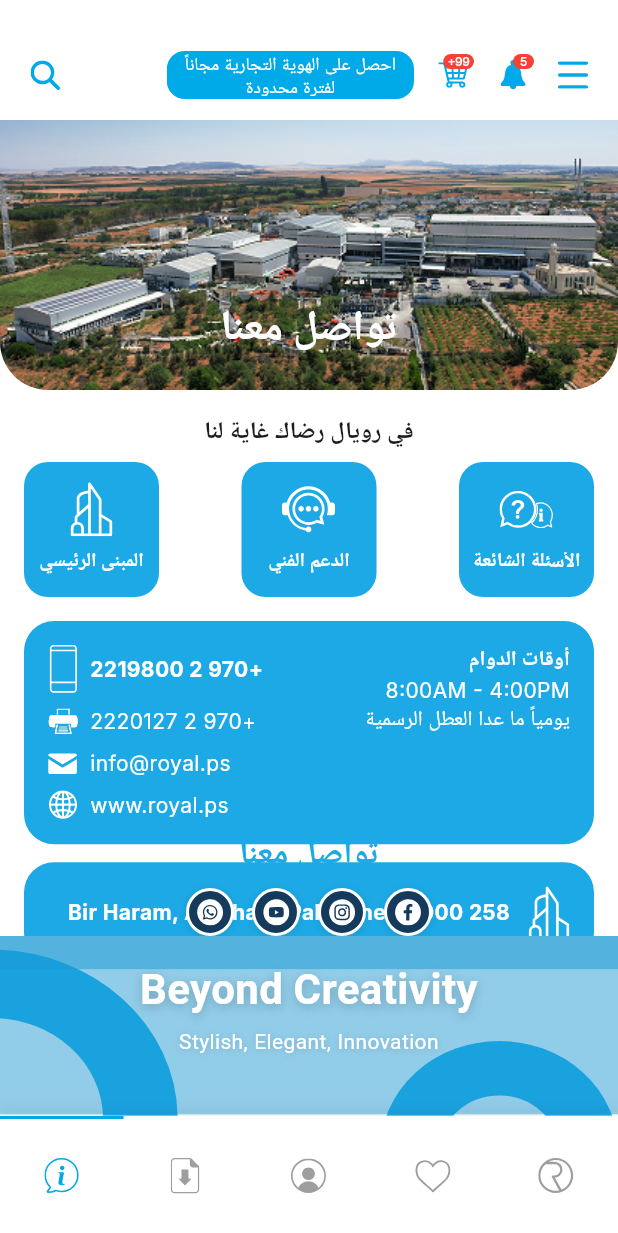
After one commit to YazanAK23/royal, a Flutter app: the InfoScreen screen opened by its route, on a phone screen of 412 x 824 dp. The commit adds this screen. Shown: the top 1233 px of the screen. Run offline on Flutter 3.47's test engine with Material 3 defaults, Android fonts, the phone set to English and light mode, and no system bars; our stand-ins replace flutter_riverpod, flutter_svg, google_fonts, shared_preferences; accounts and stored records are empty; Roboto replaces fonts that are missing (Cairo).

Commit message:
first info added

```diff
--- a/lib/core/routes/app_routes.dart
+++ b/lib/core/routes/app_routes.dart
@@ -18,6 +18,7 @@ import 'package:royal/screens/why%20Royal/why_join_royal_page.dart'; // Import W
 import 'package:royal/screens/profile/profile_screen.dart'; // Import ProfileScreen
 import 'package:royal/screens/profile/profile_edit_screen.dart'; // Import ProfileEditScreen
 import 'package:royal/screens/downloads/downloads_screen.dart'; // Import DownloadsScreen
+import 'package:royal/screens/info/info_screen.dart'; // Import InfoScreen
 
 
 class AppRoutes {
@@ -50,6 +51,7 @@ class AppRoutes {
   static const String profile = '/profile'; // Added profile route
   static const String profileEdit = '/profile-edit'; // Added profile edit route
   static const String downloads = '/downloads'; // Add downloads route name
+  static const String info = '/info'; // Added info screen route name
 
 
   // Route Map
@@ -78,6 +80,7 @@ class AppRoutes {
     profile: (context) => const ProfileScreen(), // Added profile screen route
     profileEdit: (context) => const ProfileEditScreen(), // Added profile edit screen route
     downloads: (context) => const DownloadsScreen(), // Add downloads route to map
+    info: (context) => const InfoScreen(), // Added info screen route
   };
 
   // Route Generator
--- a/lib/l10n/intl_ar.arb
+++ b/lib/l10n/intl_ar.arb
@@ -379,5 +379,41 @@
     "downloadsCatalogName": "اسم الكتالوج",
     "@downloadsCatalogName": {
         "description": "اسم الكتالوج في شبكة مركز التحميل"
+    },
+    "downloadsPreview": "معاينة",
+    "@downloadsPreview": {
+        "description": "Preview button in downloads popup"
+    },
+    "downloadsDownload": "تنزيل",
+    "@downloadsDownload": {
+        "description": "Download button in downloads popup"
+    },
+    "contactSubtitle": "في رويال رضاك غاية لنا",
+    "@contactSubtitle": {
+        "description": "Subtitle under contact us title in info screen"
+    },
+    "faqLabel": "الأسئلة الشائعة",
+    "@faqLabel": {
+        "description": "FAQ card label in info screen"
+    },
+    "supportLabel": "الدعم الفني",
+    "@supportLabel": {
+        "description": "Support card label in info screen"
+    },
+    "mainOfficeLabel": "المبنى الرئيسي",
+    "@mainOfficeLabel": {
+        "description": "Main office card label in info screen"
+    },
+    "workingHoursLabel": "أوقات الدوام",
+    "@workingHoursLabel": {
+        "description": "Working hours label in info screen"
+    },
+    "workingDaysLabel": "يومياً ما عدا العطل الرسمية",
+    "@workingDaysLabel": {
+        "description": "Working days label in info screen"
+    },
+    "addressLabel": "258 متر حرم الرامة، الخليل، فلسطين 90000",
+    "@addressLabel": {
+        "description": "Address label in info screen"
     }
 }
--- a/lib/l10n/intl_en.arb
+++ b/lib/l10n/intl_en.arb
@@ -471,5 +471,41 @@
     "downloadsCatalogName": "Catalog Name",
     "@downloadsCatalogName": {
         "description": "Label for catalog name in downloads grid"
+    },
+    "downloadsPreview": "Preview",
+    "@downloadsPreview": {
+        "description": "Preview button in downloads popup"
+    },
+    "downloadsDownload": "Download",
+    "@downloadsDownload": {
+        "description": "Download button in downloads popup"
+    },
+    "contactSubtitle": "At Royal, your satisfaction is our goal",
+    "@contactSubtitle": {
+        "description": "Subtitle under contact us title in info screen"
+    },
+    "faqLabel": "FAQ",
+    "@faqLabel": {
+        "description": "FAQ card label in info screen"
+    },
+    "supportLabel": "Support",
+    "@supportLabel": {
+        "description": "Support card label in info screen"
+    },
+    "mainOfficeLabel": "Main Office",
+    "@mainOfficeLabel": {
+        "description": "Main office card label in info screen"
+    },
+    "workingHoursLabel": "Working Hours",
+    "@workingHoursLabel": {
+        "description": "Working hours label in info screen"
+    },
+    "workingDaysLabel": "Everyday except official holidays",
+    "@workingDaysLabel": {
+        "description": "Working days label in info screen"
+    },
+    "addressLabel": "258m Haram Al-Rama, Hebron, Palestine 90000",
+    "@addressLabel": {
+        "description": "Address label in info screen"
     }
 }
--- a/lib/screens/downloads/downloads_screen.dart
+++ b/lib/screens/downloads/downloads_screen.dart
@@ -166,9 +166,69 @@ class _CategoryIcon extends StatelessWidget {
 }
 
 class _DownloadItem extends StatelessWidget {
+  void _showDownloadDialog(BuildContext context) {
+    showDialog(
+      context: context,
+      barrierDismissible: true,
+      builder: (context) {
+        return Dialog(
+          shape: RoundedRectangleBorder(borderRadius: BorderRadius.circular(24)),
+          backgroundColor: Colors.white,
+          child: Stack(
+            children: [
+              Padding(
+                padding: const EdgeInsets.symmetric(horizontal: 24, vertical: 28),
+                child: Row(
+                  mainAxisAlignment: MainAxisAlignment.spaceEvenly,
+                  children: [
+                    // Preview
+                    Column(
+                      mainAxisSize: MainAxisSize.min,
+                      children: [
+                        Icon(Icons.menu_book_outlined, size: 56, color: Color(0xFF17375E)),
+                        const SizedBox(height: 8),
+                        Text(S.of(context).downloadsPreview, style: TextStyle(fontSize: 16, color: Colors.black)),
+                      ],
+                    ),
+                    // Download
+                    Column(
+                      mainAxisSize: MainAxisSize.min,
+                      children: [
+                        Icon(Icons.picture_as_pdf, size: 56, color: Color(0xFFD32F2F)),
+                        const SizedBox(height: 8),
+                        Text(S.of(context).downloadsDownload, style: TextStyle(fontSize: 16, color: Colors.black)),
+                      ],
+                    ),
+                  ],
+                ),
+              ),
+              // Close button (top right)
+              Positioned(
+                top: 8,
+                right: 8,
+                child: GestureDetector(
+                  onTap: () => Navigator.of(context).pop(),
+                  child: Container(
+                    decoration: BoxDecoration(
+                      color: Colors.blue[100],
+                      shape: BoxShape.circle,
+                    ),
+                    child: const Icon(Icons.close, color: Colors.blue, size: 24),
+                  ),
+                ),
+              ),
+            ],
+          ),
+        );
+      },
+    );
+  }
+
   @override
   Widget build(BuildContext context) {
-    return Card(
+    return GestureDetector(
+      onTap: () => _showDownloadDialog(context),
+      child: Card(
         elevation: 2,
         shape: RoundedRectangleBorder(borderRadius: BorderRadius.circular(16)),
         child: Padding(
@@ -189,12 +249,17 @@ class _DownloadItem extends StatelessWidget {
               const SizedBox(height: 8),
               Text(
                 S.of(context).downloadsCatalogName,
-              style: Theme.of(context).textTheme.bodyLarge,
+                style: Theme.of(context).textTheme.bodyLarge?.copyWith(
+                  // Removed underline
+                  color: Theme.of(context).primaryColor,
+                  fontWeight: FontWeight.bold,
+                ),
                 textAlign: TextAlign.center,
               ),
             ],
           ),
         ),
+      ),
     );
   }
 }
--- a/lib/screens/home/home_screen.dart
+++ b/lib/screens/home/home_screen.dart
@@ -277,7 +277,7 @@ class _HomeScreenState extends ConsumerState<HomeScreen> {
           } else if (index == 3) {
             Navigator.of(context).pushReplacementNamed('/downloads');
           } else if (index == 4) {
-            Navigator.of(context).pushReplacementNamed('/information');
+            Navigator.of(context).pushReplacementNamed('/info');
           }
         },
       ),
--- /dev/null
+++ b/lib/screens/info/info_screen.dart
@@ -0,0 +1,445 @@
+// lib/screens/info_screen.dart
+import 'package:flutter/material.dart';
+import 'package:flutter_svg/flutter_svg.dart';
+import 'package:royal/generated/l10n.dart';
+import '../../widgets/custom_app_bar.dart';
+import '../../widgets/custom_bottom_nav_bar.dart';
+
+class InfoScreen extends StatelessWidget {
+  const InfoScreen({Key? key}) : super(key: key);
+
+  @override
+  Widget build(BuildContext context) {
+    return Scaffold(
+      appBar: const CustomAppBar(),
+      body: Stack(
+        children: [
+          Column(
+            children: [
+              Expanded(
+                child: SingleChildScrollView(
+                  padding: const EdgeInsets.only(bottom: 90),
+                  child: Column(
+                    children: [
+                      // Header image with overlay and title
+                      Stack(
+                        children: [
+                          ClipRRect(
+                            borderRadius: const BorderRadius.only(
+                              bottomLeft: Radius.circular(32),
+                              bottomRight: Radius.circular(32),
+                            ),
+                            child: Image.asset(
+                              'assets/images/appbar.png',
+                              fit: BoxFit.cover,
+                              width: double.infinity,
+                              height: 180,
+                            ),
+                          ),
+                          Positioned(
+                            left: 0,
+                            right: 0,
+                            bottom: 24,
+                            child: Center(
+                              child: Text(
+                                S.of(context).contactUsLabel,
+                                style: Theme.of(context)
+                                    .textTheme
+                                    .displayMedium
+                                    ?.copyWith(
+                                      color: Colors.white,
+                                      fontWeight: FontWeight.bold,
+                                      fontSize: 28,
+                                    ),
+                              ),
+                            ),
+                          ),
+                        ],
+                      ),
+
+                      const SizedBox(height: 16),
+
+                      // Subtitle
+                      Text(
+                        S.of(context).contactSubtitle,
+                        style: Theme.of(context)
+                            .textTheme
+                            .bodyLarge
+                            ?.copyWith(fontWeight: FontWeight.bold),
+                        textAlign: TextAlign.center,
+                      ),
+
+                      const SizedBox(height: 8),
+
+                      // Top 3 cards (FAQ, Support, Main Office)
+                      Padding(
+                        padding: const EdgeInsets.symmetric(horizontal: 16.0),
+                        child: Row(
+                          mainAxisAlignment: MainAxisAlignment.spaceBetween,
+                          children: [
+                            _InfoCard(
+                              icon: 'assets/icons/questions_icon.svg',
+                              label: S.of(context).faqLabel,
+                            ),
+                            _InfoCard(
+                              icon: 'assets/icons/support_icon.svg',
+                              label: S.of(context).supportLabel,
+                            ),
+                            _InfoCard(
+                              icon: 'assets/icons/Headquarter_icon.svg',
+                              label: S.of(context).mainOfficeLabel,
+                            ),
+                          ],
+                        ),
+                      ),
+
+                      const SizedBox(height: 16),
+
+                      // Contact Card
+                      Padding(
+                        padding: const EdgeInsets.symmetric(horizontal: 16.0),
+                        child: _ContactCard(),
+                      ),
+
+                      const SizedBox(height: 12),
+
+                      // Address Card
+                      Padding(
+                        padding: const EdgeInsets.symmetric(horizontal: 16.0),
+                        child: _AddressCard(),
+                      ),
+
+                      const SizedBox(height: 16),
+
+                      // Remove social media section from here
+
+                      const SizedBox(height: 48),
+                    ],
+                  ),
+                ),
+              ),
+            ],
+          ),
+          // Social Media Row positioned above the SVG
+          Positioned(
+            left: 0,
+            right: 0,
+            bottom: 120, // Height of SVG
+            child: Padding(
+              padding: const EdgeInsets.symmetric(vertical: 0), // Remove extra vertical padding
+              child: Column(
+                children: [
+                  // Add "تواصل معنا" text above icons
+                  Padding(
+                    padding: const EdgeInsets.only(bottom: 0),
+                    child: Text(
+                      'تواصل معنا',
+                      style: Theme.of(context)
+                          .textTheme
+                          .titleLarge
+                          ?.copyWith(
+                            fontWeight: FontWeight.bold,
+                            color: const Color(0xFF1CA9E5),
+                            fontSize: 22, // Minimized
+                            fontFamily: 'Cairo',
+                          ),
+                      textAlign: TextAlign.center,
+                    ),
+                  ),
+                  const SizedBox(height: 8), // Less space between text and icons
+                  Directionality(
+                    textDirection: TextDirection.rtl,
+                    child: Row(
+                      mainAxisAlignment: MainAxisAlignment.center,
+                      children: [
+                        _SocialIcon(
+                          icon: 'assets/icons/facebook_icon.svg',
+                          bgColor: Color(0xFF153A5B),
+                          border: true,
+                          size: 32, // Minimized
+                          iconSize: 18, // Minimized
+                        ),
+                        const SizedBox(width: 12), // Less space between icons
+                        _SocialIcon(
+                          icon: 'assets/icons/instagram_icon.svg',
+                          bgColor: Color(0xFF153A5B),
+                          border: true,
+                          size: 32,
+                          iconSize: 18,
+                        ),
+                        const SizedBox(width: 12),
+                        _SocialIcon(
+                          icon: 'assets/icons/youtube_icon.svg',
+                          bgColor: Color(0xFF153A5B),
+                          border: true,
+                          size: 32,
+                          iconSize: 18,
+                        ),
+                        const SizedBox(width: 12),
+                        _SocialIcon(
+                          icon: 'assets/icons/whatsapp_icon.svg',
+                          bgColor: Color(0xFF153A5B),
+                          border: true,
+                          size: 32,
+                          iconSize: 18,
+                        ),
+                      ],
+                    ),
+                  ),
+                ],
+              ),
+            ),
+          ),
+          // SVG positioned above the navbar
+          Positioned(
+            left: 0,
+            right: 0,
+            bottom: 0,
+            child: SvgPicture.asset(
+              'assets/images/bottom_nav_bar_image_info.svg',
+              width: double.infinity,
+              height: 120,
+              fit: BoxFit.fill,
+            ),
+          ),
+          // Text inside the SVG image area (now above the SVG in the stack)
+          Positioned(
+            left: 0,
+            right: 0,
+            bottom: 40, // Adjust as needed for vertical placement
+            child: Column(
+              children: [
+                Text(
+                  'Beyond Creativity',
+                  style: TextStyle(
+                    color: Colors.white,
+                    fontWeight: FontWeight.bold,
+                    fontSize: 28, // Minimized
+                    fontFamily: 'Cairo',
+                    shadows: [
+                      Shadow(
+                        blurRadius: 8,
+                        color: Colors.black.withOpacity(0.2),
+                        offset: Offset(0, 2),
+                      ),
+                    ],
+                  ),
+                  textAlign: TextAlign.center,
+                ),
+                SizedBox(height: 4),
+                Text(
+                  'Stylish, Elegant, Innovation',
+                  style: TextStyle(
+                    color: Colors.white,
+                    fontSize: 14, // Minimized
+                    fontFamily: 'Cairo',
+                    fontWeight: FontWeight.w400,
+                    shadows: [
+                      Shadow(
+                        blurRadius: 6,
+                        color: Colors.black.withOpacity(0.15),
+                        offset: Offset(0, 1),
+                      ),
+                    ],
+                  ),
+                  textAlign: TextAlign.center,
+                ),
+              ],
+            ),
+          ),
+        ],
+      ),
+      bottomNavigationBar: CustomBottomNavBar(
+        currentIndex: 4,
+        onTap: (index) {
+          // handle tab taps if needed
+        },
+      ),
+    );
+  }
+}
+
+class _InfoCard extends StatelessWidget {
+  final String icon;
+  final String label;
+  const _InfoCard({required this.icon, required this.label});
+
+  @override
+  Widget build(BuildContext context) {
+    return Directionality(
+      textDirection: TextDirection.rtl,
+      child: Container(
+        width: 90,
+        height: 90,
+        decoration: BoxDecoration(
+          color: const Color(0xFF1CA9E5),
+          borderRadius: BorderRadius.circular(16),
+        ),
+        child: Column(
+          mainAxisAlignment: MainAxisAlignment.center,
+          children: [
+            SvgPicture.asset(icon, width: 36, height: 36, color: Colors.white),
+            const SizedBox(height: 8),
+            Text(
+              label,
+              style: const TextStyle(fontSize: 13, fontWeight: FontWeight.bold, color: Colors.white),
+              textAlign: TextAlign.center,
+            ),
+          ],
+        ),
+      ),
+    );
+  }
+}
+
+class _ContactCard extends StatelessWidget {
+  @override
+  Widget build(BuildContext context) {
+    return Directionality(
+      textDirection: TextDirection.rtl,
+      child: Container(
+        padding: const EdgeInsets.all(16),
+        decoration: BoxDecoration(
+          color: const Color(0xFF1CA9E5),
+          borderRadius: BorderRadius.circular(20),
+        ),
+        child: Row(
+          crossAxisAlignment: CrossAxisAlignment.start,
+          children: [
+            // Working hours (right side in RTL)
+            Column(
+              crossAxisAlignment: CrossAxisAlignment.start,
+              children: [
+                Text(
+                  S.of(context).workingHoursLabel,
+                  style: const TextStyle(color: Colors.white, fontWeight: FontWeight.bold),
+                ),
+                const Text('8:00AM - 4:00PM', style: TextStyle(color: Colors.white)),
+                Text(
+                  S.of(context).workingDaysLabel,
+                  style: const TextStyle(color: Colors.white),
+                ),
+              ],
+            ),
+            const SizedBox(width: 16),
+            // Contact info (left side in RTL)
+            Expanded(
+              child: Column(
+                crossAxisAlignment: CrossAxisAlignment.end,
+                children: [
+                  Row(
+                    mainAxisAlignment: MainAxisAlignment.end,
+                    children: [
+                      const Text('+970 2 2219800', style: TextStyle(color: Colors.white, fontWeight: FontWeight.bold)),
+                      const SizedBox(width: 8),
+                      SvgPicture.asset('assets/icons/mobile_icon.svg', width: 20, color: Colors.white),
+                    ],
+                  ),
+                  const SizedBox(height: 8),
+                  Row(
+                    mainAxisAlignment: MainAxisAlignment.end,
+                    children: [
+                      const Text('+970 2 2220127', style: TextStyle(color: Colors.white)),
+                      const SizedBox(width: 8),
+                      SvgPicture.asset('assets/icons/printer_icon.svg', width: 20, color: Colors.white),
+                    ],
+                  ),
+                  const SizedBox(height: 8),
+                  Row(
+                    mainAxisAlignment: MainAxisAlignment.end,
+                    children: [
+                      const Text('info@royal.ps', style: TextStyle(color: Colors.white)),
+                      const SizedBox(width: 8),
+                      SvgPicture.asset('assets/icons/mail_icon.svg', width: 20, color: Colors.white),
+                    ],
+                  ),
+                  const SizedBox(height: 8),
+                  Row(
+                    mainAxisAlignment: MainAxisAlignment.end,
+                    children: [
+                      const Text('www.royal.ps', style: TextStyle(color: Colors.white)),
+                      const SizedBox(width: 8),
+                      SvgPicture.asset('assets/icons/web_icon.svg', width: 20, color: Colors.white),
+                    ],
+                  ),
+                ],
+              ),
+            ),
+          ],
+        ),
+      ),
+    );
+  }
+}
+
+class _AddressCard extends StatelessWidget {
+  @override
+  Widget build(BuildContext context) {
+    return Directionality(
+      textDirection: TextDirection.rtl,
+      child: Container(
+        padding: const EdgeInsets.all(16),
+        decoration: BoxDecoration(
+          color: const Color(0xFF1CA9E5),
+          borderRadius: BorderRadius.circular(20),
+        ),
+        child: Row(
+          children: [
+            SvgPicture.asset('assets/icons/Headquarter_icon.svg', width: 28, color: Colors.white),
+            const SizedBox(width: 12),
+            Expanded(
+              child: Text(
+                '258 Bir Haram, Al-Khalil, Palestine 90000',
+                style: const TextStyle(color: Colors.white, fontWeight: FontWeight.bold),
+                textAlign: TextAlign.right,
+              ),
+            ),
+          ],
+        ),
+      ),
+    );
+  }
+}
+
+class _SocialIcon extends StatelessWidget {
+  final String icon;
+  final Color bgColor;
+  final bool border;
+  final double size;
+  final double iconSize;
+  const _SocialIcon({
+    required this.icon,
+    this.bgColor = const Color(0xFF1CA9E5),
+    this.border = false,
+    this.size = 48,
+    this.iconSize = 26,
+  });
+
+  @override
+  Widget build(BuildContext context) {
+    return Container(
+      width: size,
+      height: size,
+      decoration: BoxDecoration(
+        color: bgColor,
+        shape: BoxShape.circle,
+        border: border ? Border.all(color: Colors.white, width: 2) : null,
+        boxShadow: [
+          BoxShadow(
+            color: Colors.black.withOpacity(0.10),
+            blurRadius: 4,
+            offset: const Offset(0, 1),
+          ),
+        ],
+      ),
+      child: Center(
+        child: SvgPicture.asset(
+          icon,
+          width: iconSize,
+          height: iconSize,
+          color: Colors.white,
+        ),
+      ),
+    );
+  }
+}
--- a/lib/widgets/custom_bottom_nav_bar.dart
+++ b/lib/widgets/custom_bottom_nav_bar.dart
@@ -44,7 +44,7 @@ class CustomBottomNavBar extends StatelessWidget {
       {
         'selectedIcon': AppAssets.informationSelected,
         'unselectedIcon': AppAssets.informationUnselected,
-        'route': AppRoutes.information,
+        'route': AppRoutes.info, // Updated to use the new info route
       },
     ];
     final itemsCount = navItemsData.length;
```
Also changed, not shown: assets/icons/Headquarter_icon.svg (added), assets/icons/Suppport_royal_icon.svg (added), assets/icons/location_info.svg (added), assets/icons/mail_icon.svg (added), assets/icons/mobile_icon.svg (added), assets/icons/printer_icon.svg (added), assets/icons/questions_icon.svg (added), assets/icons/support_icon.svg (added), assets/icons/web_icon.svg (added), assets/images/appbar.png (added), assets/images/bottom_nav_bar_image_info.svg (added), lib/generated/intl/messages_ar.dart, lib/generated/intl/messages_en.dart, lib/generated/l10n.dart, 1 other file. Lines whose indentation alone changed are shown as unchanged.
